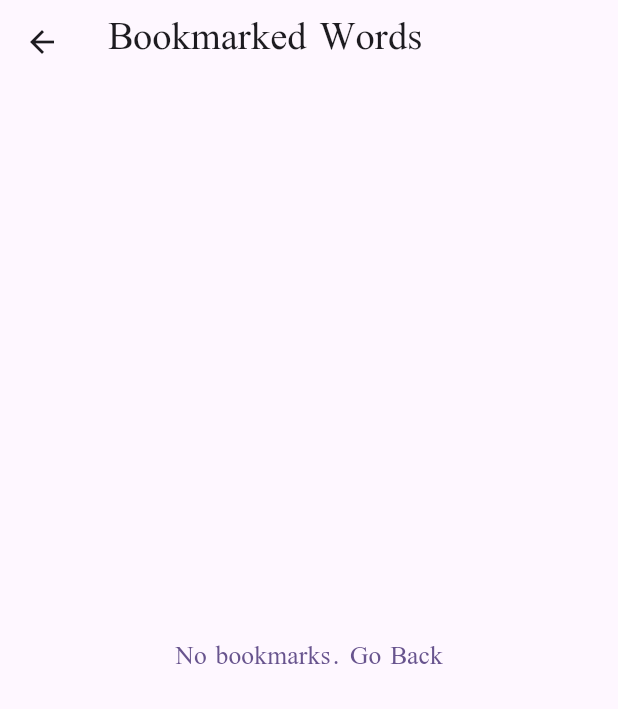
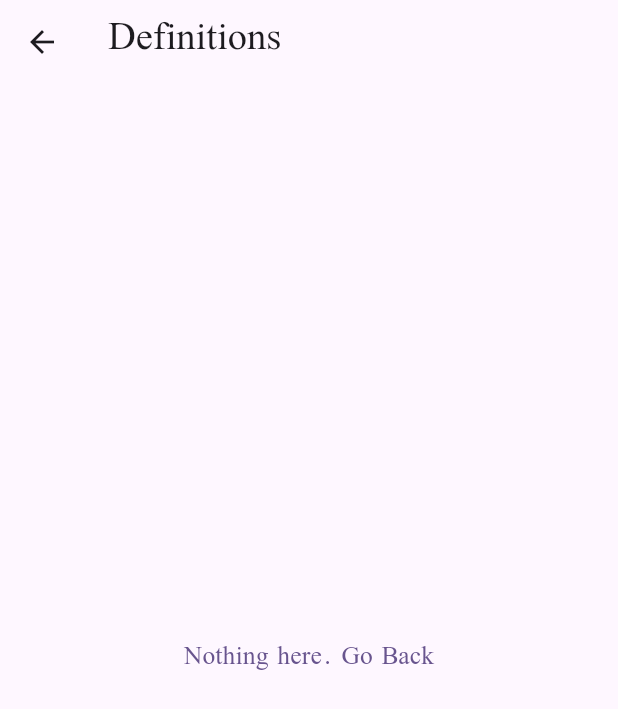
Before and after one commit to wizsk/arabic_dictionary, a Flutter app: the Woooooords screen opened directly with empty values, on a phone screen of 412 x 824 dp. Shown: the top 709 px of the screen. Run offline on Flutter 3.47's test engine with Material 3 defaults, Android fonts, the phone set to English and light mode, and no system bars.

Commit message:
some changes

```diff
--- a/lib/pages/bookmarked.dart
+++ b/lib/pages/bookmarked.dart
@@ -94,7 +94,7 @@ class _Wooooods extends State<Woooooords> {
 
     return Scaffold(
       appBar: AppBar(
-        title: Text('Bookmarked Words'),
+        title: Text('Definitions'),
         leading: IconButton(
           onPressed: () {
             Navigator.pop(context);
@@ -108,7 +108,7 @@ class _Wooooods extends State<Woooooords> {
         child: b.isEmpty
             ? Center(
                 child: TextButton(
-                  child: Text("No bookmarks. Go Back"),
+                  child: Text("Nothing here. Go Back"),
                   onPressed: () {
                     Navigator.pop(context);
                   },
```
